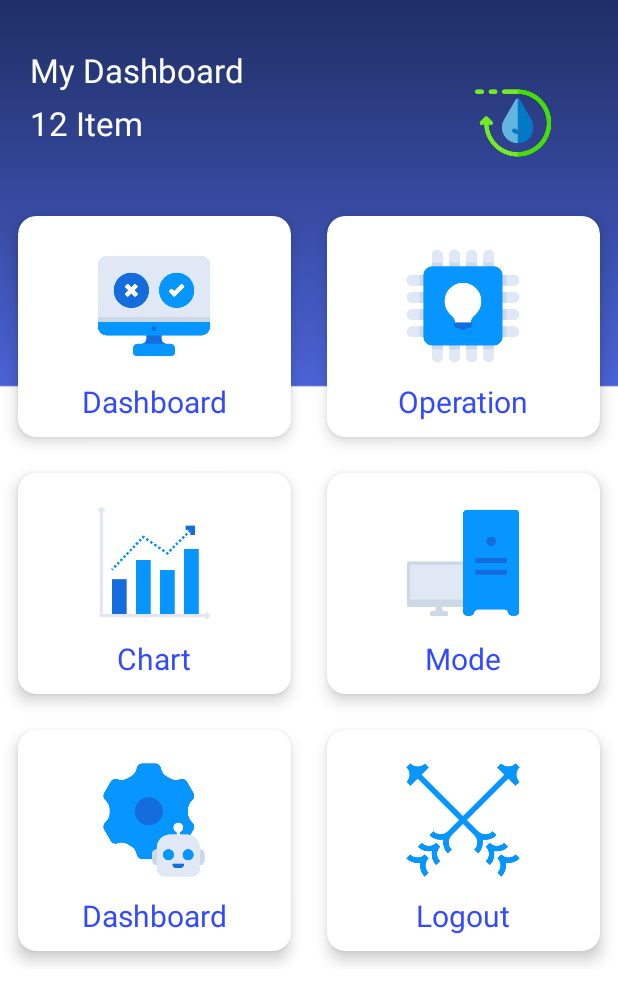
After one commit to vishalbagde/iot-android-app, an Android app: the layout activity_main_dashboard.xml on its own in the app's theme, with its tools: preview values and no code run, on a phone screen of 412 x 824 dp. The commit adds this screen. Shown: the top 1004 px of the screen. Run offline under Robolectric (Android 15) with nearby library versions, the light colour scheme and no system bars; network calls fail.

Commit message:
add dashboard

```diff
--- a/app/build.gradle
+++ b/app/build.gradle
@@ -31,10 +31,12 @@ dependencies {
     implementation fileTree(dir: 'libs', include: ['*.jar'])
 
     implementation 'androidx.appcompat:appcompat:1.0.2'
+    implementation "androidx.cardview:cardview:1.0.0"
     implementation 'androidx.constraintlayout:constraintlayout:1.1.3'
     testImplementation 'junit:junit:4.12'
     androidTestImplementation 'androidx.test.ext:junit:1.1.1'
     androidTestImplementation 'androidx.test.espresso:espresso-core:3.2.0'
+
     implementation "com.android.volley:volley:1.1.1"
     implementation 'com.github.PhilJay:MPAndroidChart:v3.1.0'
 }
--- /dev/null
+++ b/app/src/main/java/com/example/watermonitoringiot/Common.java
@@ -0,0 +1,7 @@
+package com.example.watermonitoringiot;
+
+public class Common {
+
+    public static String LOGIN_KEY = "loginDetails";
+
+}
--- /dev/null
+++ b/app/src/main/java/com/example/watermonitoringiot/MainDashboardActivity.java
@@ -0,0 +1,30 @@
+package com.example.watermonitoringiot;
+
+import androidx.appcompat.app.AppCompatActivity;
+
+import android.content.Intent;
+import android.content.SharedPreferences;
+import android.os.Bundle;
+import android.view.View;
+public class MainDashboardActivity extends AppCompatActivity {
+
+    SharedPreferences sharedPreferences;
+
+    @Override
+    protected void onCreate(Bundle savedInstanceState) {
+        super.onCreate(savedInstanceState);
+        setContentView(R.layout.activity_main_dashboard);
+        sharedPreferences=getSharedPreferences(Common.LOGIN_KEY,MODE_PRIVATE);
+
+    }
+    public void onClickDashboardLogout(View view)
+    {
+        SharedPreferences.Editor editor =sharedPreferences.edit();
+        editor.putInt("user_id",0);
+        editor.commit();
+        Intent intent = new Intent(MainDashboardActivity.this,MainLoginActivity.class);
+        intent.addFlags(Intent.FLAG_ACTIVITY_CLEAR_TOP | Intent.FLAG_ACTIVITY_NEW_TASK);
+        startActivity(intent);
+        finish();
+    }
+}
--- a/app/src/main/java/com/example/watermonitoringiot/MainLoginActivity.java
+++ b/app/src/main/java/com/example/watermonitoringiot/MainLoginActivity.java
@@ -33,6 +33,8 @@ public class MainLoginActivity extends AppCompatActivity {
     protected void onCreate(Bundle savedInstanceState) {
         super.onCreate(savedInstanceState);
         setContentView(R.layout.activity_main_login);
+
+
 
         edUsername =findViewById(R.id.edUsername);
         edPassoword=findViewById(R.id.edPassword);
--- a/app/src/main/java/com/example/watermonitoringiot/Url.java
+++ b/app/src/main/java/com/example/watermonitoringiot/Url.java
@@ -1,5 +1,5 @@
 package com.example.watermonitoringiot;
 
 public class Url {
-    public static  String url = "http://192.168.43.142";
+    public static  String url = "http://192.168.0.10";
 }
--- /dev/null
+++ b/app/src/main/res/layout/activity_main_dashboard.xml
@@ -0,0 +1,255 @@
+<?xml version="1.0" encoding="utf-8"?>
+<ScrollView xmlns:android="http://schemas.android.com/apk/res/android"
+    xmlns:app="http://schemas.android.com/apk/res-auto"
+    xmlns:tools="http://schemas.android.com/tools"
+    android:layout_width="match_parent"
+    android:layout_height="match_parent"
+    android:background="@drawable/dashboard_background"
+    tools:context=".MainDashboardActivity">
+
+    <LinearLayout
+        android:layout_width="match_parent"
+        android:layout_height="match_parent"
+        android:orientation="vertical">
+
+        <RelativeLayout
+            android:layout_width="match_parent"
+            android:layout_height="wrap_content"
+            android:layout_marginLeft="20dp"
+            android:layout_marginTop="32dp"
+            android:layout_marginRight="20dp">
+
+            <TextView
+                android:id="@+id/txtdashboard"
+                android:layout_width="wrap_content"
+                android:layout_height="wrap_content"
+                android:text="My Dashboard"
+                android:textColor="@color/textwhite"
+                android:textSize="22sp" />
+
+
+            <TextView
+                android:layout_width="wrap_content"
+                android:layout_height="wrap_content"
+                android:layout_below="@+id/txtdashboard"
+                android:layout_marginTop="6dp"
+                android:text="12 Item"
+                android:textColor="@color/textwhite"
+                android:textSize="22sp" />
+
+            <ImageView
+                android:layout_width="100dp"
+                android:layout_height="100dp"
+                android:layout_alignParentRight="true"
+                android:src="@drawable/iot_water_logo" />
+        </RelativeLayout>
+
+        <GridLayout
+            android:layout_width="match_parent"
+            android:layout_height="wrap_content"
+            android:alignmentMode="alignMargins"
+            android:columnCount="2"
+            android:columnOrderPreserved="false"
+            android:rowCount="3">
+
+            <androidx.cardview.widget.CardView
+                android:id="@+id/cardDashboard"
+                android:layout_width="wrap_content"
+                android:layout_height="wrap_content"
+                android:layout_rowWeight="1"
+                android:layout_columnWeight="1"
+                android:layout_margin="12dp"
+                android:background="@color/darkblue"
+                app:cardCornerRadius="12dp"
+                app:cardElevation="6dp"
+
+                >
+
+                <LinearLayout
+                    android:layout_width="match_parent"
+                    android:layout_height="match_parent"
+                    android:gravity="center"
+                    android:orientation="vertical"
+                    android:padding="10dp">
+
+                    <ImageView
+                        android:layout_width="100dp"
+                        android:layout_height="100dp"
+                        android:src="@drawable/logo_dashboard1" />
+
+                    <TextView
+                        android:layout_width="wrap_content"
+                        android:layout_height="wrap_content"
+                        android:text="Dashboard"
+                        android:textColor="@color/chartTextColor"
+                        android:textSize="20sp" />
+                </LinearLayout>
+            </androidx.cardview.widget.CardView>
+
+            <androidx.cardview.widget.CardView
+                android:id="@+id/cardOperation"
+                android:layout_width="wrap_content"
+                android:layout_height="wrap_content"
+                android:layout_rowWeight="1"
+                android:layout_columnWeight="1"
+                android:layout_margin="12dp"
+                android:background="@color/darkblue"
+                app:cardCornerRadius="12dp"
+                app:cardElevation="6dp">
+
+                <LinearLayout
+                    android:layout_width="match_parent"
+                    android:layout_height="match_parent"
+                    android:gravity="center"
+                    android:orientation="vertical"
+                    android:padding="10dp">
+
+                    <ImageView
+                        android:layout_width="100dp"
+                        android:layout_height="100dp"
+                        android:src="@drawable/logo_operation" />
+
+                    <TextView
+                        android:layout_width="wrap_content"
+                        android:layout_height="wrap_content"
+                        android:text="Operation"
+                        android:textColor="@color/chartTextColor"
+                        android:textSize="20sp" />
+                </LinearLayout>
+            </androidx.cardview.widget.CardView>
+
+            <androidx.cardview.widget.CardView
+                android:id="@+id/cardChart"
+                android:layout_width="wrap_content"
+                android:layout_height="wrap_content"
+                android:layout_rowWeight="1"
+                android:layout_columnWeight="1"
+                android:layout_margin="12dp"
+                android:background="@color/darkblue"
+                app:cardCornerRadius="12dp"
+                app:cardElevation="6dp">
+
+                <LinearLayout
+                    android:layout_width="match_parent"
+                    android:layout_height="match_parent"
+                    android:gravity="center"
+                    android:orientation="vertical"
+                    android:padding="10dp">
+
+                    <ImageView
+                        android:layout_width="100dp"
+                        android:layout_height="100dp"
+                        android:src="@drawable/logo_chart" />
+
+                    <TextView
+                        android:layout_width="wrap_content"
+                        android:layout_height="wrap_content"
+                        android:text="Chart"
+                        android:textColor="@color/chartTextColor"
+                        android:textSize="20sp" />
+                </LinearLayout>
+            </androidx.cardview.widget.CardView>
+
+
+            <androidx.cardview.widget.CardView
+                android:id="@+id/cardMode"
+                android:layout_width="wrap_content"
+                android:layout_height="wrap_content"
+                android:layout_rowWeight="1"
+                android:layout_columnWeight="1"
+                android:layout_margin="12dp"
+                android:background="@color/darkblue"
+                app:cardCornerRadius="12dp"
+                app:cardElevation="6dp">
+
+                <LinearLayout
+                    android:layout_width="match_parent"
+                    android:layout_height="match_parent"
+                    android:gravity="center"
+                    android:orientation="vertical"
+                    android:padding="10dp">
+
+                    <ImageView
+                        android:layout_width="100dp"
+                        android:layout_height="100dp"
+                        android:src="@drawable/logo_mode" />
+
+                    <TextView
+                        android:layout_width="wrap_content"
+                        android:layout_height="wrap_content"
+                        android:text="Mode"
+                        android:textColor="@color/chartTextColor"
+                        android:textSize="20sp" />
+                </LinearLayout>
+            </androidx.cardview.widget.CardView>
+
+            <androidx.cardview.widget.CardView
+                android:id="@+id/cardSetting"
+                android:layout_width="wrap_content"
+                android:layout_height="wrap_content"
+                android:layout_rowWeight="1"
+                android:layout_columnWeight="1"
+                android:layout_margin="12dp"
+                android:background="@color/darkblue"
+                app:cardCornerRadius="12dp"
+                app:cardElevation="6dp">
+
+                <LinearLayout
+                    android:layout_width="match_parent"
+                    android:layout_height="match_parent"
+                    android:gravity="center"
+                    android:orientation="vertical"
+                    android:padding="10dp">
+
+                    <ImageView
+                        android:layout_width="100dp"
+                        android:layout_height="100dp"
+                        android:src="@drawable/logo_setting" />
+
+                    <TextView
+                        android:layout_width="wrap_content"
+                        android:layout_height="wrap_content"
+                        android:text="Dashboard"
+                        android:textColor="@color/chartTextColor"
+                        android:textSize="20sp" />
+                </LinearLayout>
+            </androidx.cardview.widget.CardView>
+
+            <androidx.cardview.widget.CardView
+                android:id="@+id/cardLogout"
+                android:layout_width="wrap_content"
+                android:layout_height="wrap_content"
+                android:layout_rowWeight="1"
+                android:layout_columnWeight="1"
+                android:layout_margin="12dp"
+                android:background="@color/darkblue"
+                app:cardCornerRadius="12dp"
+                app:cardElevation="6dp"
+                android:onClick="onClickDashboardLogout"
+                >
+
+                <LinearLayout
+                    android:layout_width="match_parent"
+                    android:layout_height="match_parent"
+                    android:gravity="center"
+                    android:orientation="vertical"
+                    android:padding="10dp">
+
+                    <ImageView
+                        android:layout_width="100dp"
+                        android:layout_height="100dp"
+                        android:src="@drawable/logo_logout" />
+
+                    <TextView
+                        android:layout_width="wrap_content"
+                        android:layout_height="wrap_content"
+                        android:text="Logout"
+                        android:textColor="@color/chartTextColor"
+                        android:textSize="20sp" />
+                </LinearLayout>
+            </androidx.cardview.widget.CardView>
+        </GridLayout>
+
+    </LinearLayout>
+
+</ScrollView>
--- a/app/src/main/res/layout/activity_main_home.xml
+++ b/app/src/main/res/layout/activity_main_home.xml
@@ -75,7 +75,7 @@
                 android:layout_width="wrap_content"
                 android:layout_height="wrap_content"
                 android:gravity="center"
-                android:text="                                     "
+                android:text=""
                 android:padding="5dp"
                 android:textColor="@android:color/darker_gray"/>
 
--- a/app/src/main/res/values/colors.xml
+++ b/app/src/main/res/values/colors.xml
@@ -15,4 +15,5 @@
     <color name="pink">#fe104d</color>
     <color name="black_overlay">#66000000</color>
     <color name="chatSettingsBackground">#bbdefb</color>
+    <color name="chartTextColor">#3349FF</color>
 </resources>
```
Also changed, not shown: app/src/main/AndroidManifest.xml (+8 -5 lines), app/src/main/res/dashboard-background/bgapps.png (added), app/src/main/res/drawable/dashboard_background.png (added), app/src/main/res/drawable/logo_chart.png (added), app/src/main/res/drawable/logo_dashboard1.png (added), app/src/main/res/drawable/logo_logout.png (added), app/src/main/res/drawable/logo_mode.png (added), app/src/main/res/drawable/logo_operation.png (added), app/src/main/res/drawable/logo_setting.png (added).
